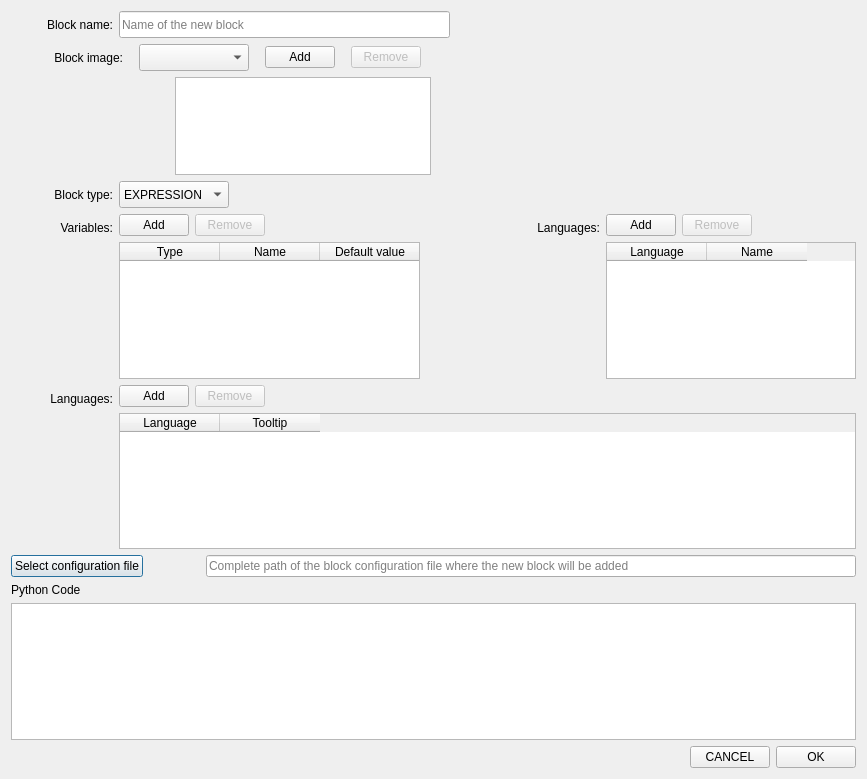
Before: the Qt Designer form learnbot_dsl/guis/CreateBlock.ui in robocomp/LearnBlock, drawn with Qt 5.
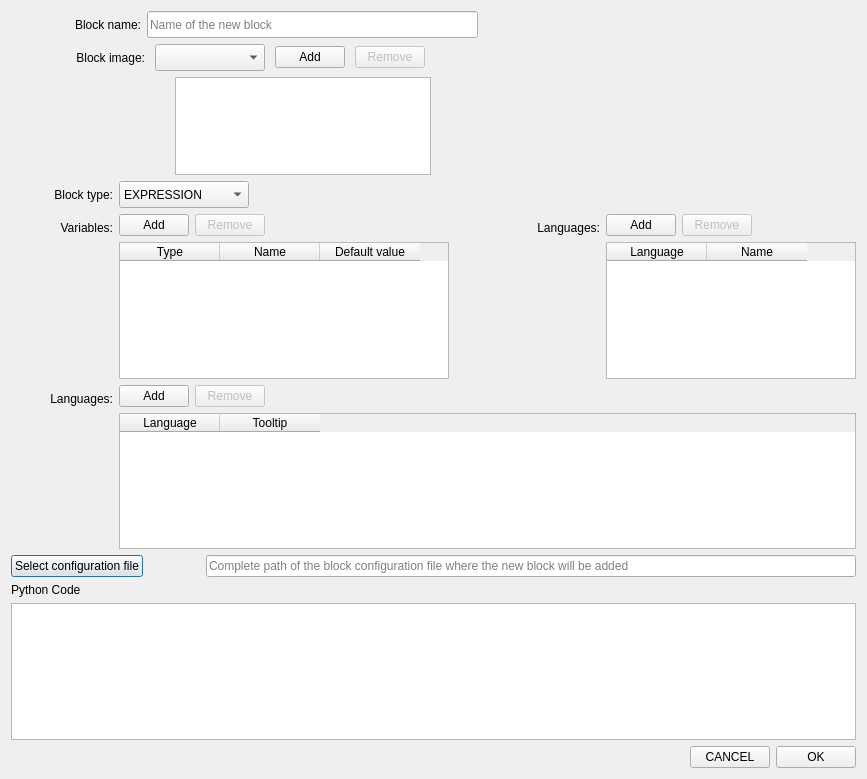
After: the same form once the commit is applied.

Diff of the .ui file:
```diff
--- a/learnbot_dsl/guis/CreateBlock.ui
+++ b/learnbot_dsl/guis/CreateBlock.ui
@@ -18,6 +18,12 @@
     <layout class="QHBoxLayout" name="horizontalLayout_10">
      <item>
       <widget class="QLabel" name="label_4">
+       <property name="sizePolicy">
+        <sizepolicy hsizetype="Expanding" vsizetype="Preferred">
+         <horstretch>0</horstretch>
+         <verstretch>0</verstretch>
+        </sizepolicy>
+       </property>
        <property name="minimumSize">
         <size>
          <width>102</width>
@@ -26,7 +32,7 @@
        </property>
        <property name="maximumSize">
         <size>
-         <width>102</width>
+         <width>130</width>
          <height>27</height>
         </size>
        </property>
@@ -83,6 +89,12 @@
         <layout class="QHBoxLayout" name="horizontalLayout_3">
          <item>
           <widget class="QLabel" name="label_2">
+           <property name="sizePolicy">
+            <sizepolicy hsizetype="Expanding" vsizetype="Preferred">
+             <horstretch>0</horstretch>
+             <verstretch>0</verstretch>
+            </sizepolicy>
+           </property>
            <property name="minimumSize">
             <size>
              <width>102</width>
@@ -91,7 +103,7 @@
            </property>
            <property name="maximumSize">
             <size>
-             <width>102</width>
+             <width>130</width>
              <height>27</height>
             </size>
            </property>
@@ -242,7 +254,7 @@
       <widget class="QComboBox" name="comboBoxBlockType">
        <property name="maximumSize">
         <size>
-         <width>110</width>
+         <width>130</width>
          <height>27</height>
         </size>
        </property>
@@ -389,7 +401,7 @@
           <widget class="QTableWidget" name="tableWidgetVars">
            <property name="minimumSize">
             <size>
-             <width>301</width>
+             <width>330</width>
              <height>0</height>
             </size>
            </property>
```
Left out of the diff: 2 changed lines with no effect on the pictures.
